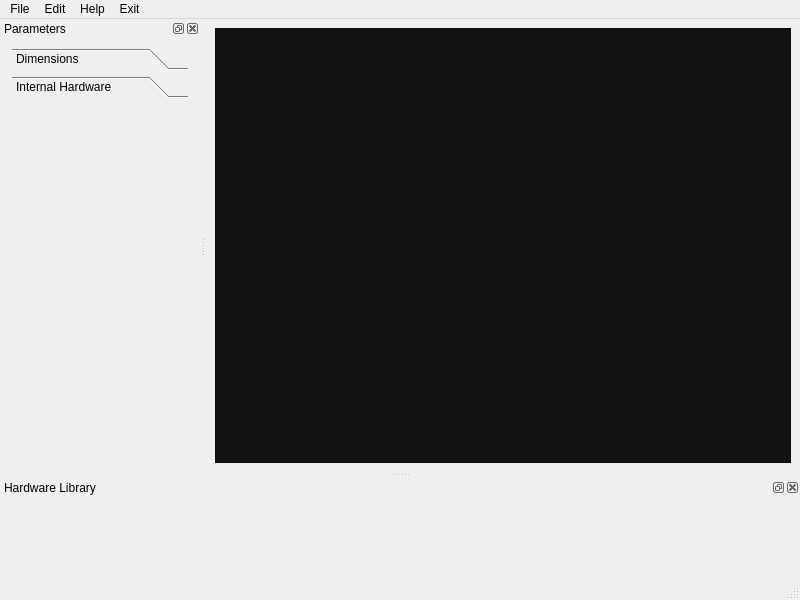
This is ui/main_window.ui in 2k-lxst/BoxCAD as Qt 5 draws it before an edit. The edited form follows.
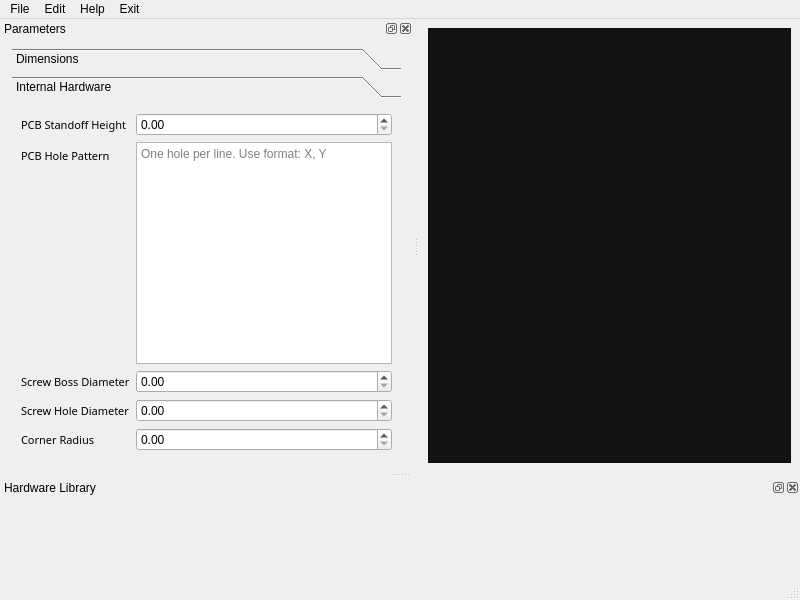
This is the edited form.

Commit message: Update main_window.ui and main_window_ui.py to enhance UI layout and add new parameters for internal hardware

What changed in the file:
```diff
--- a/ui/main_window.ui
+++ b/ui/main_window.ui
@@ -113,7 +113,7 @@
   <widget class="QDockWidget" name="parametersDock">
    <property name="minimumSize">
     <size>
-     <width>200</width>
+     <width>250</width>
      <height>374</height>
     </size>
    </property>
@@ -276,13 +276,121 @@
          <rect>
           <x>0</x>
           <y>0</y>
-          <width>176</width>
-          <height>116</height>
+          <width>209</width>
+          <height>205</height>
          </rect>
         </property>
         <attribute name="label">
          <string>Internal Hardware</string>
         </attribute>
+        <layout class="QFormLayout" name="formLayout_3">
+         <item row="0" column="0">
+          <widget class="QLabel" name="lengthLabel_2">
+           <property name="sizePolicy">
+            <sizepolicy hsizetype="Preferred" vsizetype="Preferred">
+             <horstretch>0</horstretch>
+             <verstretch>0</verstretch>
+            </sizepolicy>
+           </property>
+           <property name="font">
+            <font>
+             <family>Inter 18pt</family>
+             <pointsize>8</pointsize>
+            </font>
+           </property>
+           <property name="styleSheet">
+            <string notr="true"/>
+           </property>
+           <property name="text">
+            <string>PCB Standoff Height</string>
+           </property>
+          </widget>
+         </item>
+         <item row="0" column="1">
+          <widget class="QDoubleSpinBox" name="lengthInput_2">
+           <property name="minimumSize">
+            <size>
+             <width>0</width>
+             <height>0</height>
+            </size>
+           </property>
+           <property name="styleSheet">
+            <string notr="true"/>
+           </property>
+           <property name="wrapping">
+            <bool>false</bool>
+           </property>
+          </widget>
+         </item>
+         <item row="1" column="0">
+          <widget class="QLabel" name="widthLabel_2">
+           <property name="font">
+            <font>
+             <family>Inter 18pt</family>
+             <pointsize>8</pointsize>
+            </font>
+           </property>
+           <property name="text">
+            <string>PCB Hole Pattern</string>
+           </property>
+          </widget>
+         </item>
+         <item row="4" column="0">
+          <widget class="QLabel" name="heightLabel_4">
+           <property name="font">
+            <font>
+             <family>Inter 18pt</family>
+             <pointsize>8</pointsize>
+            </font>
+           </property>
+           <property name="text">
+            <string>Screw Boss Diameter</string>
+           </property>
+          </widget>
+         </item>
+         <item row="4" column="1">
+          <widget class="QDoubleSpinBox" name="heightInput_4"/>
+         </item>
+         <item row="5" column="0">
+          <widget class="QLabel" name="heightLabel_5">
+           <property name="font">
+            <font>
+             <family>Inter 18pt</family>
+             <pointsize>8</pointsize>
+            </font>
+           </property>
+           <property name="text">
+            <string>Screw Hole Diameter</string>
+           </property>
+          </widget>
+         </item>
+         <item row="5" column="1">
+          <widget class="QDoubleSpinBox" name="heightInput_5"/>
+         </item>
+         <item row="6" column="0">
+          <widget class="QLabel" name="heightLabel_6">
+           <property name="font">
+            <font>
+             <family>Inter 18pt</family>
+             <pointsize>8</pointsize>
+            </font>
+           </property>
+           <property name="text">
+            <string>Corner Radius</string>
+           </property>
+          </widget>
+         </item>
+         <item row="6" column="1">
+          <widget class="QDoubleSpinBox" name="heightInput_6"/>
+         </item>
+         <item row="1" column="1">
+          <widget class="QPlainTextEdit" name="plainTextEdit">
+           <property name="placeholderText">
+            <string>One hole per line. Use format: X, Y</string>
+           </property>
+          </widget>
+         </item>
+        </layout>
        </widget>
       </widget>
      </item>
```
Left out of the diff: 29 changed lines with no effect on the pictures. The commit also changes 2 other files.
